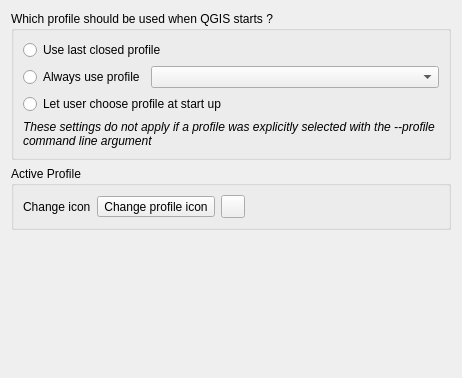
First picture: the form in src/ui/qgsuserprofileoptionswidgetbase.ui, repository qgis/QGIS, before the edit.
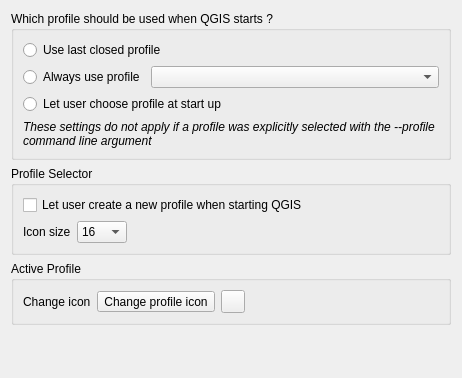
Second picture: the form after the edit. Icons and pictures are not drawn.

Commit message: Add icon size and allow creation settings

The edit to the form file:
```diff
--- a/src/ui/qgsuserprofileoptionswidgetbase.ui
+++ b/src/ui/qgsuserprofileoptionswidgetbase.ui
@@ -73,6 +73,64 @@
      </layout>
     </widget>
    </item>
+   <item>
+    <widget class="QGroupBox" name="mProfileSelectorGroupBox">
+     <property name="title">
+      <string>Profile Selector</string>
+     </property>
+     <layout class="QFormLayout" name="formLayout">
+      <item row="0" column="0" colspan="2">
+       <widget class="QCheckBox" name="mAllowProfileCreation">
+        <property name="text">
+         <string>Let user create a new profile when starting QGIS</string>
+        </property>
+       </widget>
+      </item>
+      <item row="1" column="0">
+       <widget class="QLabel" name="mIconSizeLabel">
+        <property name="text">
+         <string>Icon size</string>
+        </property>
+       </widget>
+      </item>
+      <item row="1" column="1">
+       <widget class="QComboBox" name="mIconSize">
+        <property name="maximumSize">
+         <size>
+          <width>50</width>
+          <height>16777215</height>
+         </size>
+        </property>
+        <item>
+         <property name="text">
+          <string>16</string>
+         </property>
+        </item>
+        <item>
+         <property name="text">
+          <string>24</string>
+         </property>
+        </item>
+        <item>
+         <property name="text">
+          <string>32</string>
+         </property>
+        </item>
+        <item>
+         <property name="text">
+          <string>48</string>
+         </property>
+        </item>
+        <item>
+         <property name="text">
+          <string>64</string>
+         </property>
+        </item>
+       </widget>
+      </item>
+     </layout>
+    </widget>
+   </item>
    <item>
     <widget class="QGroupBox" name="mActiveProfileGroupBox">
      <property name="title">
```
Left out of the diff: 1 changed line with no effect on the pictures. The commit also changes 5 other files.
